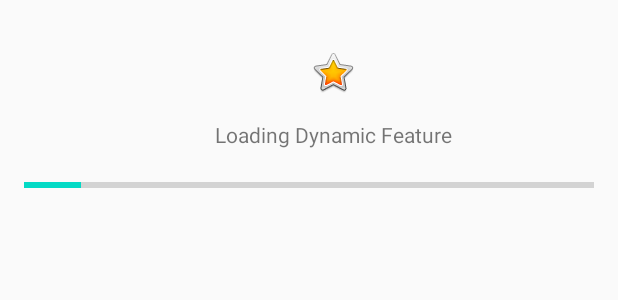
After one commit to simtop/BillionBeers, an Android app: the layout fragment_progress.xml on its own in the app's theme, with its tools: preview values and no code run, on a phone screen of 412 x 824 dp. The commit adds this screen. Shown: the top 300 px of the screen. Run offline under Robolectric (Android 15) with nearby library versions, the phone set to English and light mode, and no system bars.

Commit message:
Finished loading and dynamic feature by demand

```diff
--- a/app/build.gradle
+++ b/app/build.gradle
@@ -19,6 +19,8 @@ dependencies {
 
     implementation "androidx.navigation:navigation-dynamic-features-fragment:2.3.5"
 
+    implementation "com.google.android.play:core:1.10.0"
+
     testImplementation Libs.strikt_core
 
     androidTestImplementation Libs.strikt_core
--- a/app/src/main/java/com/simtop/billionbeers/BillionBeersApplication.kt
+++ b/app/src/main/java/com/simtop/billionbeers/BillionBeersApplication.kt
@@ -1,7 +1,10 @@
 package com.simtop.billionbeers
 
 import android.app.Application
+import android.content.Context
+import com.google.android.play.core.splitcompat.SplitCompat
+import com.google.android.play.core.splitcompat.SplitCompatApplication
 import dagger.hilt.android.HiltAndroidApp
 
 @HiltAndroidApp
-class BillionBeersApplication : Application()
+class BillionBeersApplication : SplitCompatApplication()
--- a/app/src/main/res/navigation/nav_graph.xml
+++ b/app/src/main/res/navigation/nav_graph.xml
@@ -15,8 +15,9 @@
             android:id="@+id/action_BeersListFragment_to_BeerDetailFragment"
             app:destination="@id/BeerDetailFragment" />
     </fragment>
+
     <fragment
-        app:moduleName="@string/beer_detail"
+        app:moduleName="@string/title_dynamicfeature"
         android:id="@+id/BeerDetailFragment"
         android:name="com.simtop.feature.beerdetail.presentation.BeerDetailFragment"
         android:label="@string/beer_detail_fragment_label"
--- a/app/src/main/res/values/strings.xml
+++ b/app/src/main/res/values/strings.xml
@@ -1,3 +1,3 @@
 <resources>
-    <string name="title_dynamicfeature">beer_detail</string>
+    <string name="title_dynamicfeature">beerdetail</string>
 </resources>
--- a/buildSrc/src/main/kotlin/ApplicationConfig.kt
+++ b/buildSrc/src/main/kotlin/ApplicationConfig.kt
@@ -5,6 +5,6 @@ object ApplicationConfig {
     const val minSdk = 21
     const val targetSdk = 30
 
-    const val versionCode = 3
-    const val versionName = "0.01"
+    const val versionCode = 23
+    const val versionName = "0.19"
 }
--- a/common.gradle
+++ b/common.gradle
@@ -134,7 +134,6 @@ ext.androidModule = { Boolean isApplication = false ->
 
         androidTestImplementation Libs.hilt_android_testing
         kaptAndroidTest Libs.hilt_android_compiler
-        //kaptAndroidTest Libs.hilt_compiler
 
         androidTestImplementation Libs.junit
         androidTestImplementation Libs.kotlin_test_junit
--- a/feature/beerdetail/src/main/AndroidManifest.xml
+++ b/feature/beerdetail/src/main/AndroidManifest.xml
@@ -4,9 +4,9 @@
 
     <dist:module
         dist:instant="false"
-        dist:title="@string/beer_detail">
+        dist:title="@string/title_dynamicfeature">
         <dist:delivery>
-            <dist:install-time />
+            <dist:on-demand/>
         </dist:delivery>
         <dist:fusing dist:include="true" />
     </dist:module>
--- /dev/null
+++ b/presentation_utils/src/main/res/layout/fragment_progress.xml
@@ -0,0 +1,42 @@
+<?xml version="1.0" encoding="utf-8"?>
+<androidx.constraintlayout.widget.ConstraintLayout xmlns:android="http://schemas.android.com/apk/res/android"
+    xmlns:app="http://schemas.android.com/apk/res-auto"
+    xmlns:tools="http://schemas.android.com/tools"
+    android:id="@+id/linearLayout"
+    android:layout_width="match_parent"
+    android:layout_height="match_parent">
+
+    <ImageView
+        android:id="@+id/progressImage"
+        android:layout_width="wrap_content"
+        android:layout_height="wrap_content"
+        android:layout_marginStart="32dp"
+        android:layout_marginLeft="32dp"
+        android:layout_marginTop="32dp"
+        android:src="@android:drawable/btn_star_big_on"
+        app:layout_constraintStart_toStartOf="parent"
+        app:layout_constraintEnd_toEndOf="parent"
+        app:layout_constraintTop_toTopOf="parent" />
+
+    <TextView
+        android:id="@+id/message"
+        android:layout_width="wrap_content"
+        android:layout_height="wrap_content"
+        android:layout_marginTop="16dp"
+        android:text="@string/loading_dynamic_feature"
+        app:layout_constraintStart_toStartOf="@+id/progressImage"
+        app:layout_constraintEnd_toEndOf="@+id/progressImage"
+        app:layout_constraintTop_toBottomOf="@+id/progressImage" />
+
+    <ProgressBar
+        android:id="@+id/progressBar"
+        style="@style/Widget.AppCompat.ProgressBar.Horizontal"
+        android:layout_width="0dp"
+        android:layout_height="wrap_content"
+        android:layout_margin="16dp"
+        app:layout_constraintStart_toStartOf="parent"
+        app:layout_constraintTop_toBottomOf="@+id/message"
+        app:layout_constraintEnd_toEndOf="parent"
+        tools:progress="10" />
+
+</androidx.constraintlayout.widget.ConstraintLayout>
--- a/presentation_utils/src/main/res/values/strings.xml
+++ b/presentation_utils/src/main/res/values/strings.xml
@@ -1,5 +1,6 @@
 <?xml version="1.0" encoding="utf-8"?>
 <resources>
     <string name="beer_detail">beerdetail</string>
+    <string name="loading_dynamic_feature">Loading Dynamic Feature</string>
     <string name="emergency_emergency_we_run_out_of_this_beer">EMERGENCY!!\nEMERGENCY!!\nWE RUN OUT OF THIS BEER</string>
 </resources>
```
Also changed, not shown: app/src/main/java/com/simtop/billionbeers/navigationdi/NavigationImpl.kt (+7 -2 lines), app/src/main/java/com/simtop/billionbeers/presentation/MainActivity.kt (+7 -0 lines), feature/beerslist/src/main/java/com/simtop/feature/beerslist/BeersListFragment.kt (+61 -7 lines), feature/beerslist/src/main/java/com/simtop/feature/beerslist/navigation/BeerListNavigation.kt (+6 -1 lines), presentation_utils/src/main/java/com/simtop/presentation_utils/core/ActivityFragmentExtensions.kt (+44 -0 lines).
